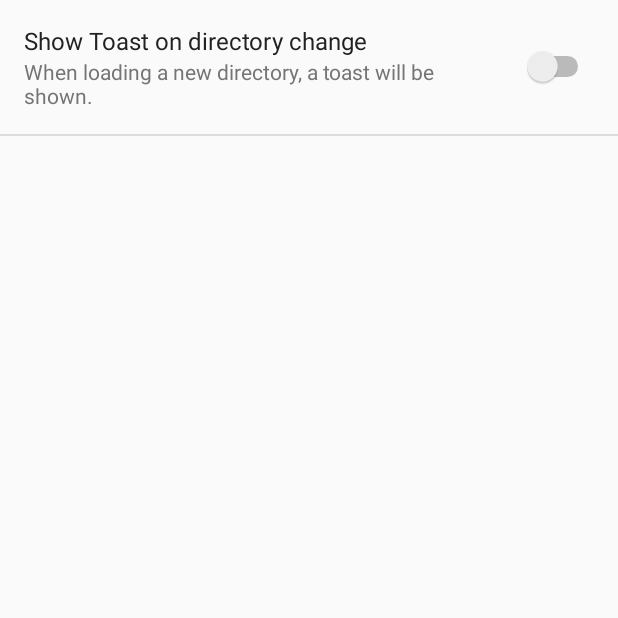
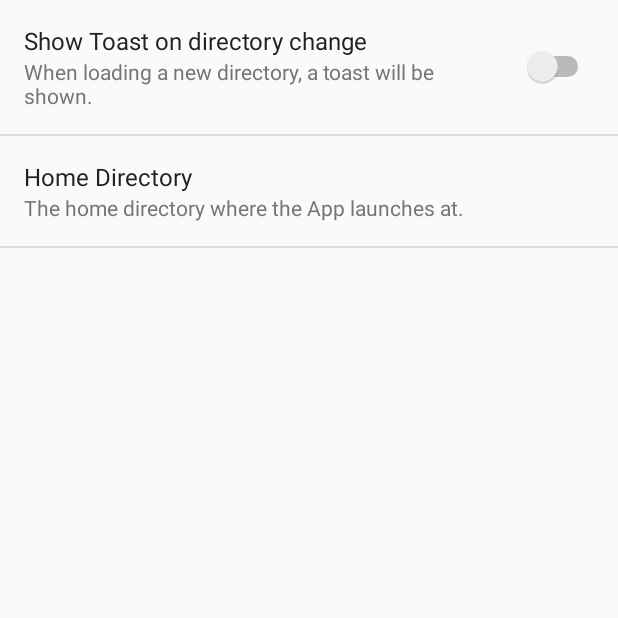
Before and after one commit to lfuelling/lrkFM, an Android app: the screen it shows after launch (SettingsActivity), in the side drawer, after a tap on "Settings", on a phone screen of 412 x 824 dp, the top half of it. Run offline under Robolectric (Android 15) with nearby library versions, the phone set to English and light mode, and no system bars.

Commit message:
[#5] add home dir preference

```diff
--- a/app/src/main/java/io/lerk/lrkfm/FileActivity.java
+++ b/app/src/main/java/io/lerk/lrkfm/FileActivity.java
@@ -112,7 +112,11 @@ public class FileActivity extends AppCompatActivity
     private void loadHomeDir() {
         String absolutePath = Environment.getExternalStorageDirectory().getAbsolutePath();
         SharedPreferences preferences = PreferenceManager.getDefaultSharedPreferences(this);
-        String startDir = preferences.getString(PREF_HOMEDIR, absolutePath);
+        String startDir = preferences.getString(PREF_HOMEDIR, null);
+        if(startDir == null) {
+            preferences.edit().putString(PREF_HOMEDIR, absolutePath).apply();
+            startDir = absolutePath;
+        }
         loadDirectory(startDir);
     }
 
--- a/app/src/main/res/values/strings.xml
+++ b/app/src/main/res/values/strings.xml
@@ -22,5 +22,9 @@
     <string name="pref_show_toast_cd">Show Toast on directory change</string>
     <string name="pref_show_toast_cd_desc">When loading a new directory, a toast will be shown.</string>
     <string name="toast_cd_new_dir">New Directory:</string>
-    <string name="loading">Loading...</string>
+    <string name="loading">Loading…</string>
+    <string name="pref_home_dir">Home Directory</string>
+    <string name="pref_home_dir_desc">The home directory where the App launches at.</string>
+    <string name="pref_bookmarks">Bookmarks</string>
+    <string name="pref_bookmarks_desc">Edit your bookmarks.</string>
 </resources>
--- a/app/src/main/res/xml/preferences.xml
+++ b/app/src/main/res/xml/preferences.xml
@@ -5,4 +5,8 @@
         android:title="@string/pref_show_toast_cd"
         android:summary="@string/pref_show_toast_cd_desc"
         android:defaultValue="false" />
+    <EditTextPreference
+        android:key="home_dir"
+        android:title="@string/pref_home_dir"
+        android:summary="@string/pref_home_dir_desc"/>
 </PreferenceScreen>
```
